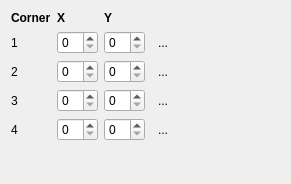
The window that src/widgets/cornerswidget_ui.ui (KDE/kdenlive) describes before a commit, drawn with Qt 5.
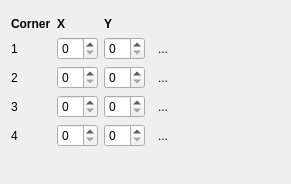
The same window after the commit.

Commit message: corners widget: fix on-monitor controls not showing up when effect is added

Patch:
```diff
--- a/src/widgets/cornerswidget_ui.ui
+++ b/src/widgets/cornerswidget_ui.ui
@@ -14,7 +14,7 @@
    <string>Form</string>
   </property>
   <layout class="QGridLayout" name="gridLayout">
-   <item row="0" column="0">
+   <item row="1" column="0">
     <widget class="QLabel" name="label">
      <property name="font">
       <font>
@@ -27,7 +27,7 @@
      </property>
     </widget>
    </item>
-   <item row="0" column="1">
+   <item row="1" column="1">
     <widget class="QLabel" name="label_2">
      <property name="font">
       <font>
@@ -40,7 +40,7 @@
      </property>
     </widget>
    </item>
-   <item row="0" column="2">
+   <item row="1" column="2">
     <widget class="QLabel" name="label_3">
      <property name="font">
       <font>
@@ -53,70 +53,60 @@
      </property>
     </widget>
    </item>
-   <item row="1" column="0">
+   <item row="2" column="0">
     <widget class="QLabel" name="label_4">
      <property name="text">
       <string>1</string>
      </property>
     </widget>
    </item>
-   <item row="1" column="1">
+   <item row="2" column="1">
     <widget class="QSpinBox" name="spinX1"/>
    </item>
-   <item row="1" column="2">
+   <item row="2" column="2">
     <widget class="QSpinBox" name="spinY1"/>
    </item>
-   <item row="2" column="1">
-    <widget class="QSpinBox" name="spinX2"/>
-   </item>
    <item row="3" column="1">
-    <widget class="QSpinBox" name="spinX3"/>
+    <widget class="QSpinBox" name="spinX2"/>
    </item>
    <item row="4" column="1">
+    <widget class="QSpinBox" name="spinX3"/>
+   </item>
+   <item row="5" column="1">
     <widget class="QSpinBox" name="spinX4"/>
    </item>
-   <item row="2" column="2">
-    <widget class="QSpinBox" name="spinY2"/>
-   </item>
    <item row="3" column="2">
-    <widget class="QSpinBox" name="spinY3"/>
+    <widget class="QSpinBox" name="spinY2"/>
    </item>
    <item row="4" column="2">
+    <widget class="QSpinBox" name="spinY3"/>
+   </item>
+   <item row="5" column="2">
     <widget class="QSpinBox" name="spinY4"/>
    </item>
-   <item row="2" column="0">
+   <item row="3" column="0">
     <widget class="QLabel" name="label_5">
      <property name="text">
       <string>2</string>
      </property>
     </widget>
    </item>
-   <item row="3" column="0">
+   <item row="4" column="0">
     <widget class="QLabel" name="label_6">
      <property name="text">
       <string>3</string>
      </property>
     </widget>
    </item>
-   <item row="4" column="0">
+   <item row="5" column="0">
     <widget class="QLabel" name="label_7">
      <property name="text">
       <string>4</string>
      </property>
     </widget>
    </item>
-   <item row="1" column="3">
-    <widget class="QToolButton" name="toolReset1">
-     <property name="text">
-      <string>...</string>
-     </property>
-     <property name="autoRaise">
-      <bool>true</bool>
-     </property>
-    </widget>
-   </item>
    <item row="2" column="3">
-    <widget class="QToolButton" name="toolReset2">
+    <widget class="QToolButton" name="toolReset1">
      <property name="text">
       <string>...</string>
      </property>
@@ -126,7 +116,7 @@
     </widget>
    </item>
    <item row="3" column="3">
-    <widget class="QToolButton" name="toolReset3">
+    <widget class="QToolButton" name="toolReset2">
      <property name="text">
       <string>...</string>
      </property>
@@ -136,6 +126,16 @@
     </widget>
    </item>
    <item row="4" column="3">
+    <widget class="QToolButton" name="toolReset3">
+     <property name="text">
+      <string>...</string>
+     </property>
+     <property name="autoRaise">
+      <bool>true</bool>
+     </property>
+    </widget>
+   </item>
+   <item row="5" column="3">
     <widget class="QToolButton" name="toolReset4">
      <property name="text">
       <string>...</string>
@@ -145,7 +145,7 @@
      </property>
     </widget>
    </item>
-   <item row="5" column="0" colspan="7">
+   <item row="6" column="0" colspan="7">
     <widget class="QFrame" name="frameConfig">
      <property name="frameShape">
       <enum>QFrame::NoFrame</enum>
@@ -155,7 +155,7 @@
      </property>
     </widget>
    </item>
-   <item row="6" column="0" colspan="7">
+   <item row="7" column="0" colspan="7">
     <spacer name="verticalSpacer">
      <property name="orientation">
       <enum>Qt::Vertical</enum>
@@ -168,7 +168,7 @@
      </property>
     </spacer>
    </item>
-   <item row="0" column="4" rowspan="4" colspan="3">
+   <item row="1" column="4" rowspan="4" colspan="3">
     <spacer name="horizontalSpacer">
      <property name="orientation">
       <enum>Qt::Horizontal</enum>
@@ -181,7 +181,7 @@
      </property>
     </spacer>
    </item>
-   <item row="4" column="6">
+   <item row="5" column="6">
     <spacer name="horizontalSpacer_2">
      <property name="orientation">
       <enum>Qt::Horizontal</enum>
@@ -194,9 +194,12 @@
      </property>
     </spacer>
    </item>
-   <item row="4" column="5">
+   <item row="5" column="5">
     <widget class="QWidget" name="widgetConfigButton" native="true"/>
    </item>
+   <item row="0" column="0" colspan="7">
+    <widget class="QFrame" name="frameKeyframes"/>
+   </item>
   </layout>
  </widget>
  <tabstops>
```
The commit also changes 3 other files.
